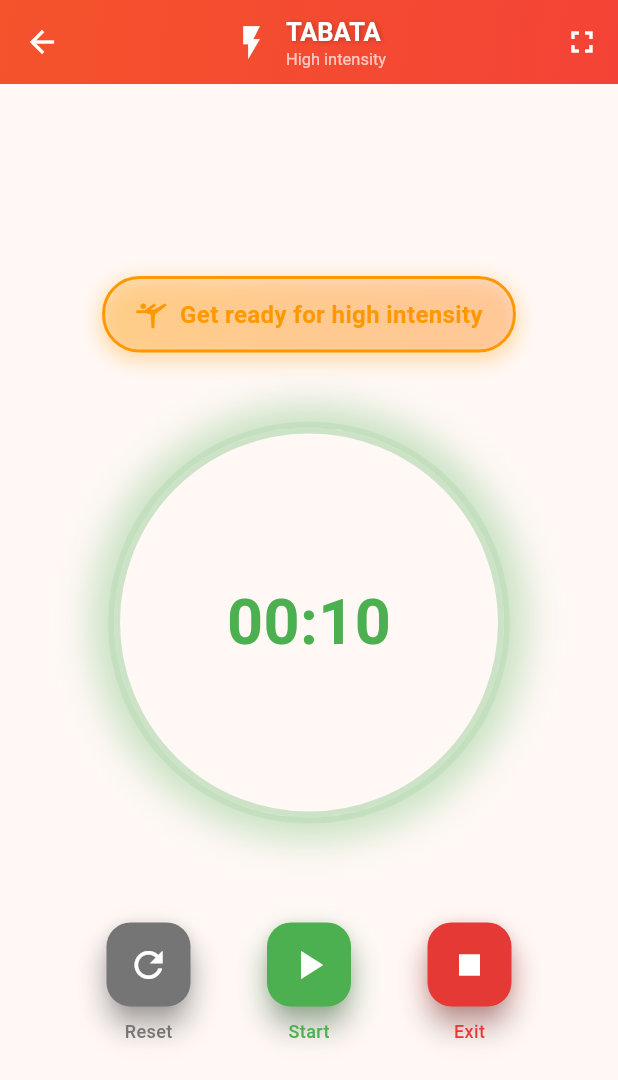
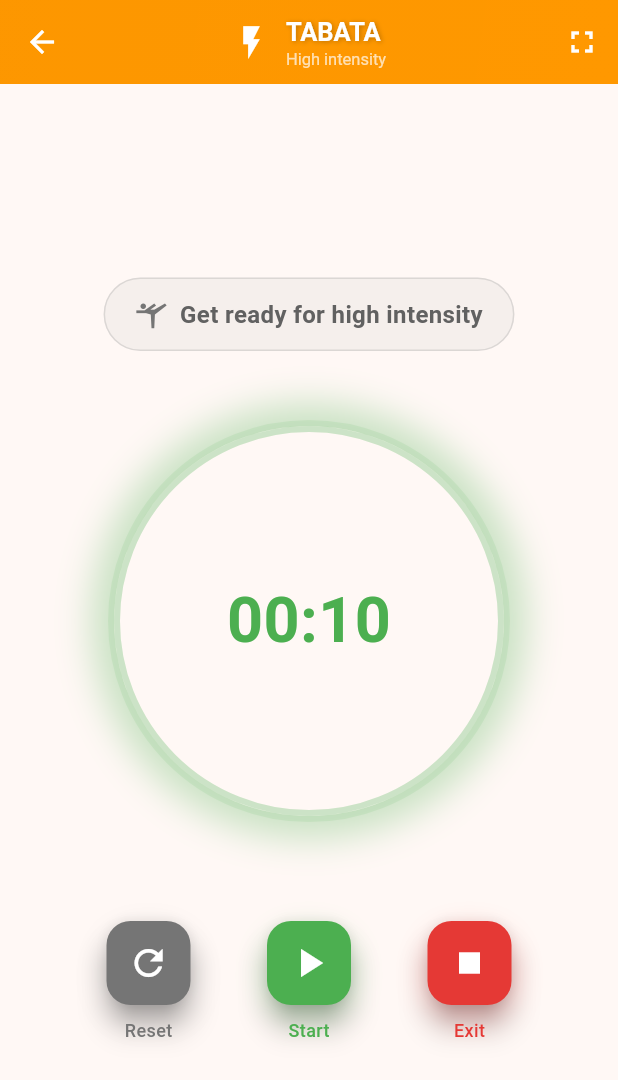
Before and after one commit to AlexHerDom/crossfit_timer, a Flutter app: the screen it shows after launch, after a tap on "TABATA", on a phone screen of 412 x 824 dp. Shown: the top 1080 px of the screen. Run offline on Flutter 3.47's test engine with Material 3 defaults, Android fonts, the phone set to English and light mode, and no system bars; drawn by our look-alikes of flutter_animate; our stand-ins replace audioplayers, confetti, flutter_tts, share_plus, shared_preferences, wakelock_plus.

Commit message:
feat: Implement unified color palette for cleaner UI design
Design Improvements:
- Replace multiple fixed colors with theme-based color system
- Use primary theme color instead of hardcoded colors throughout timer
- Simplify Running timer information blocks with neutral grays and theme colors
- Remove overwhelming gradients and excessive shadows for cleaner look
- Unify Tabata colors to use theme color variations instead of red/blue

Color Palette Changes:
- Running button: Green → Theme color
- Information blocks: Orange/Purple gradients → Subtle gray with theme accents
- Tabata work/rest: Red/Blue → Theme color with opacity variations
- Text colors: White on colored backgrounds → Theme color on neutral backgrounds
- Borders and shadows: Simplified and toned down

User Experience:
- Less visual noise and color overwhelm
- More professional and cohesive appearance
- Consistent color language throughout the app
- Better accessibility with improved contrast ratios

```diff
--- a/lib/screens/timer_screen.dart
+++ b/lib/screens/timer_screen.dart
@@ -603,7 +603,9 @@ class _TimerScreenState extends State<TimerScreen> {
     HapticFeedback.mediumImpact();
     _playCompletionSound();
 
-    print("🏃‍♂️ Distancia completada! Iniciando descanso de $_restSeconds segundos");
+    print(
+      "🏃‍♂️ Distancia completada! Iniciando descanso de $_restSeconds segundos",
+    );
   }
 
   void _handleTimerComplete() async {
@@ -889,10 +891,20 @@ class _TimerScreenState extends State<TimerScreen> {
 
   Color _getTimerColor() {
     final themeProvider = Provider.of<ThemeProvider>(context, listen: false);
-    if (widget.timerType == 'TABATA') {
-      return _isWorkPeriod ? Colors.red : Colors.blue;
-    }
-    return themeProvider.primaryColor;
+
+    // Paleta unificada: usar solo el color primario y grises
+    switch (widget.timerType) {
+      case 'TABATA':
+        // Para Tabata, usar tonos del color primario en lugar de rojo/azul
+        return _isWorkPeriod
+          ? themeProvider.primaryColor
+          : themeProvider.primaryColor.withOpacity(0.6);
+      case 'RUNNING':
+        // Para Running, usar el color primario
+        return themeProvider.primaryColor;
+      default:
+        return themeProvider.primaryColor;
+    }
   }
 
   IconData _getTimerIcon() {
@@ -1121,41 +1133,26 @@ ${languageProvider.getText('work_20s')} | ${languageProvider.getText('rest_10s')
                         ),
                         margin: const EdgeInsets.symmetric(horizontal: 10),
                         decoration: BoxDecoration(
-                          gradient: LinearGradient(
-                            colors: [
-                              Colors.orange.withOpacity(0.2),
-                              Colors.deepOrange.withOpacity(0.15),
-                            ],
-                            begin: Alignment.topLeft,
-                            end: Alignment.bottomRight,
-                          ),
+                          color: Colors.grey.withOpacity(0.1), // Color neutro
                           borderRadius: BorderRadius.circular(25),
-                          border: Border.all(color: Colors.orange, width: 2),
-                          boxShadow: [
-                            BoxShadow(
-                              color: Colors.orange.withOpacity(0.3),
-                              blurRadius: 10,
-                              spreadRadius: 2,
-                              offset: const Offset(0, 4),
-                            ),
-                          ],
+                          border: Border.all(color: Colors.grey.withOpacity(0.3), width: 1),
                         ),
                         child: Row(
                           mainAxisSize: MainAxisSize.min,
                           children: [
                             Icon(
                               Icons.sports_gymnastics,
-                              color: Colors.orange,
+                              color: Colors.grey[600], // Color neutro
                               size: 22,
                             ),
                             const SizedBox(width: 8),
                             Flexible(
                               child: Text(
                                 '${languageProvider.getText('prepare_for')} ${_getTimerSubtitle().toLowerCase()}',
-                                style: const TextStyle(
+                                style: TextStyle(
                                   fontSize: 16,
                                   fontWeight: FontWeight.w600,
-                                  color: Colors.orange,
+                                  color: Colors.grey[700], // Color neutro
                                 ),
                                 textAlign: TextAlign.center,
                                 maxLines: 2,
@@ -1233,7 +1230,7 @@ ${languageProvider.getText('work_20s')} | ${languageProvider.getText('rest_10s')
                         color: Colors.white.withOpacity(0.6),
                       ),
 
-                // Información específica para RUNNING
+                // Información específica para RUNNING - Diseño simplificado
                 if (widget.timerType == 'RUNNING' && !_isPreparation)
                   Container(
                         padding: const EdgeInsets.symmetric(
@@ -1241,41 +1238,38 @@ ${languageProvider.getText('work_20s')} | ${languageProvider.getText('rest_10s')
                           vertical: 12,
                         ),
                         decoration: BoxDecoration(
-                          gradient: LinearGradient(
-                            colors: _isRunningDistance
-                                ? [Colors.purple.withOpacity(0.9), Colors.deepPurple.withOpacity(0.9)]
-                                : [Colors.green.withOpacity(0.9), Colors.teal.withOpacity(0.9)],
-                            begin: Alignment.centerLeft,
-                            end: Alignment.centerRight,
+                          color: _getTimerColor().withOpacity(0.1), // Color del tema suave
+                          borderRadius: BorderRadius.circular(25),
+                          border: Border.all(
+                            color: _getTimerColor().withOpacity(0.3),
+                            width: 1
                           ),
-                          borderRadius: BorderRadius.circular(25),
-                          boxShadow: [
-                            BoxShadow(
-                              color: (_isRunningDistance ? Colors.purple : Colors.green).withOpacity(0.3),
-                              blurRadius: 10,
-                              spreadRadius: 2,
-                              offset: const Offset(0, 4),
-                            ),
-                          ],
                         ),
                         child: Row(
                           mainAxisSize: MainAxisSize.min,
                           children: [
                             Icon(
-                              _isRunningDistance ? Icons.directions_run : Icons.self_improvement,
-                              color: Colors.white,
+                              _isRunningDistance
+                                  ? Icons.directions_run
+                                  : Icons.self_improvement,
+                              color: _getTimerColor(), // Color del tema
                               size: 22,
                             ),
                             const SizedBox(width: 8),
                             // Texto principal con información específica de Running
                             Text(
                               _isRunningDistance
-                                  ? languageProvider.getText('run_distance').replaceAll('{distance}', _targetDistance.toString())
+                                  ? languageProvider
+                                        .getText('run_distance')
+                                        .replaceAll(
+                                          '{distance}',
+                                          _targetDistance.toString(),
+                                        )
                                   : languageProvider.getText('running_rest'),
-                              style: const TextStyle(
+                              style: TextStyle(
                                 fontSize: 20,
                                 fontWeight: FontWeight.bold,
-                                color: Colors.white,
+                                color: _getTimerColor(), // Color del tema
                                 letterSpacing: 1.5,
                               ),
                             ),
@@ -1359,7 +1353,9 @@ ${languageProvider.getText('work_20s')} | ${languageProvider.getText('rest_10s')
                 const SizedBox(height: 60),
 
                 // Botón específico para RUNNING - Versión limpia sin info de ronda
-                if (widget.timerType == 'RUNNING' && _isRunningDistance && _isRunning)
+                if (widget.timerType == 'RUNNING' &&
+                    _isRunningDistance &&
+                    _isRunning)
                   Padding(
                     padding: const EdgeInsets.only(bottom: 20),
                     child: SizedBox(
@@ -1367,14 +1363,17 @@ ${languageProvider.getText('work_20s')} | ${languageProvider.getText('rest_10s')
                       child: ElevatedButton(
                         onPressed: _completeRunningDistance,
                         style: ElevatedButton.styleFrom(
-                          backgroundColor: const Color(0xFF2E7D32), // Verde profesional
+                          backgroundColor: _getTimerColor(), // Usar color del tema
                           foregroundColor: Colors.white,
                           shape: RoundedRectangleBorder(
                             borderRadius: BorderRadius.circular(12),
                           ),
                           elevation: 3,
                           shadowColor: Colors.black26,
-                          padding: const EdgeInsets.symmetric(vertical: 16, horizontal: 20),
+                          padding: const EdgeInsets.symmetric(
+                            vertical: 16,
+                            horizontal: 20,
+                          ),
                         ),
                         child: Row(
                           mainAxisAlignment: MainAxisAlignment.center,
@@ -1398,8 +1397,8 @@ ${languageProvider.getText('work_20s')} | ${languageProvider.getText('rest_10s')
                                 ),
                                 Text(
                                   languageProvider.currentLanguage == 'es'
-                                    ? 'Iniciar descanso'
-                                    : 'Start rest period',
+                                      ? 'Iniciar descanso'
+                                      : 'Start rest period',
                                   style: TextStyle(
                                     fontSize: 12,
                                     fontWeight: FontWeight.w400,
```
Also changed, not shown: lib/screens/config_screen.dart (+5 -7 lines).
